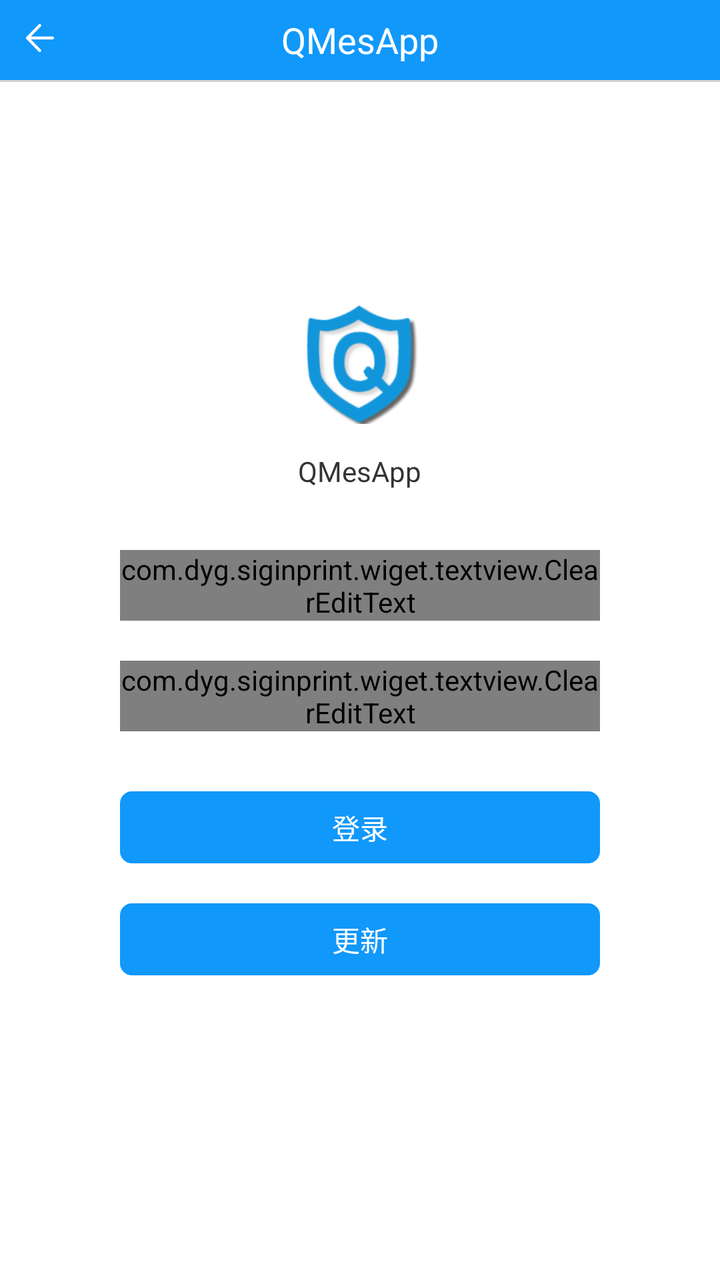
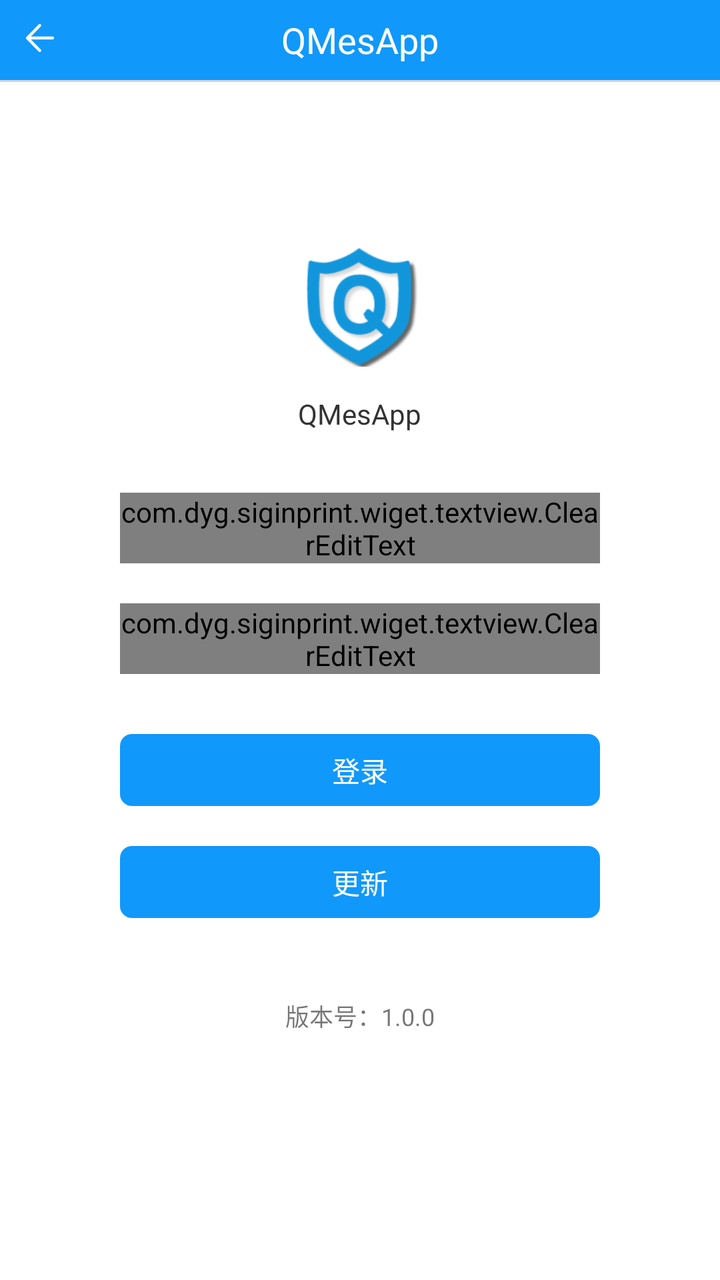

Two renders of the same Android screen: before a commit and after it. Below are the layout's source before the change and the commit's diff.
<!-- AndroidManifest.xml: activity theme TranslucentTheme -->
<!-- res/layout/activity_login.xml -->
<?xml version="1.0" encoding="utf-8"?>
<RelativeLayout xmlns:android="http://schemas.android.com/apk/res/android"
    android:layout_width="match_parent"
    android:layout_height="match_parent"
    android:background="@color/white">
    <include
        android:id="@+id/rl_login"
        layout="@layout/view_title_layout"/>

    <LinearLayout
        android:layout_width="match_parent"
        android:layout_height="wrap_content"
        android:layout_centerInParent="true"
        android:orientation="vertical"
        android:layout_marginLeft="30dp"
        android:layout_marginRight="@dimen/dp_30"
        android:paddingLeft="30dp"
        android:paddingRight="30dp">
        <LinearLayout
            android:layout_width="wrap_content"
            android:layout_height="wrap_content"
            android:layout_gravity="center_horizontal"
            android:layout_marginBottom="30dp"
            android:orientation="vertical">
            <ImageView
                android:layout_width="60dp"
                android:layout_height="60dp"
                android:layout_gravity="center_horizontal"
                android:layout_marginBottom="@dimen/dp_space_col_lg"
                android:src="@mipmap/icon_app"/>
            <TextView
                android:layout_width="wrap_content"
                android:layout_height="wrap_content"
                android:text="@string/app_name"
                android:textSize="@dimen/sp_text_base"
                android:textColor="@color/text"/>
        </LinearLayout>
        <com.dyg.siginprint.wiget.textview.ClearEditText
            android:id="@+id/view_account"
            android:layout_width="match_parent"
            android:layout_height="wrap_content"
            android:layout_marginBottom="20dp"/>
        <com.dyg.siginprint.wiget.textview.ClearEditText
            android:id="@+id/view_password"
            android:layout_width="match_parent"
            android:layout_height="wrap_content"
            android:layout_marginBottom="30dp"/>
        <Button
            android:id="@+id/bt_login"
            android:layout_width="match_parent"
            android:layout_height="36dp"
            android:background="@drawable/frame_fill_blue_6"
            android:text="登录"
            android:textSize="@dimen/sp_text_base"
            android:textColor="@color/white"
            style="?android:attr/borderlessButtonStyle"/>
			
		<Button
            android:id="@+id/btn_direct_download_apk"
            android:layout_width="match_parent"
            android:layout_height="36dp"
            android:background="@drawable/frame_fill_blue_6"
			android:layout_marginTop="20dp"
            android:text="更新"
            android:textSize="@dimen/sp_text_base"
            android:textColor="@color/white"
            style="?android:attr/borderlessButtonStyle"/>
			

    </LinearLayout>
	

</RelativeLayout>
<!-- res/layout/view_title_layout.xml (included above) -->
<?xml version="1.0" encoding="utf-8"?>
<LinearLayout xmlns:android="http://schemas.android.com/apk/res/android"
    xmlns:app="http://schemas.android.com/apk/res-auto"
    android:id="@+id/title_layout"
    android:layout_width="match_parent"
    android:layout_height="wrap_content"
    android:background="@color/colorPrimary"
    android:orientation="vertical">
    <android.support.v7.widget.Toolbar
        android:id="@+id/toolbar"
        android:layout_width="match_parent"
        android:layout_height="40dp"
        android:background="@color/colorPrimary"
        app:titleTextColor="@android:color/white"
        app:contentInsetStart="0dp">

        <RelativeLayout
            android:layout_width="match_parent"
            android:layout_height="40dp"
            android:paddingRight="10dp"
            android:background="@color/colorPrimary"
            >
            <ImageButton
                android:id="@+id/ivfLeft"
                android:layout_width="40dp"
                android:layout_height="38dp"
                android:layout_marginBottom="2dp"
                android:src="@mipmap/btn_back"
                android:background="@color/colorPrimary" />

            <TextView
                android:id="@+id/tvfTitile"
                android:layout_width="wrap_content"
                android:layout_height="40dp"
                android:gravity="center_vertical"
                android:layout_marginTop="@dimen/dp_space_col_base"
                android:text="@string/app_name"
                android:textColor="@color/white"
                android:textSize="@dimen/sp_top_title"
                android:singleLine="true"
                android:ellipsize="end"
                android:layout_centerInParent="true"
                />
            <TextView
                android:id="@+id/tvfRightSet"
                android:layout_width="wrap_content"
                android:minWidth="40dp"
                android:layout_height="match_parent"
                android:layout_alignParentEnd="true"
                android:gravity="center"
                android:textSize="@dimen/sp_text_base"
                android:textColor="@color/white"/>
        </RelativeLayout>
    </android.support.v7.widget.Toolbar>
    <ImageView
        android:layout_width="match_parent"
        android:layout_height="1dp"
        android:layout_alignParentTop="true"
        android:background="#D2D2D2" />
</LinearLayout>
<!-- resources referenced by this layout -->
<resources>
  <color name="colorPrimary">#1198fb</color>
  <color name="text">#333333</color>
  <color name="white">#fff</color>
  <dimen name="dp_30">30dp</dimen>
  <dimen name="dp_space_col_base">10dp</dimen>
  <dimen name="dp_space_col_lg">14dp</dimen>
  <dimen name="sp_text_base">14sp</dimen>
  <dimen name="sp_top_title">18sp</dimen>
  <!-- drawable frame_fill_blue_6 (drawable) -->
  <?xml version="1.0" encoding="utf-8"?>
  <selector xmlns:android="http://schemas.android.com/apk/res/android">
      <item android:state_pressed="false">
          <shape>
              <solid android:color="#ff1198fb" />
              <corners android:radius="6dp" />
          </shape>
      </item>
      <item android:state_pressed="true">
          <shape>
              <solid android:color="#7f1198fb" />
              <corners android:radius="6dp" />
          </shape>
      </item>
      <item>
          <shape>
              <solid android:color="#ff1198fb" />
              <corners android:radius="6dp" />
          </shape>
      </item>
  </selector>
  <!-- mipmap btn_back: png bitmap (mipmap-hdpi, 1249 bytes) -->
  <!-- mipmap icon_app: png bitmap (mipmap-xxhdpi, 13418 bytes) -->
  <string name="app_name">QMesApp</string>
  <style name="TranslucentTheme" parent="Theme.AppCompat.Light.NoActionBar">
      <item name="android:windowTranslucentStatus">false</item>
      <item name="android:windowTranslucentNavigation">false</item>
      <item name="android:screenOrientation">portrait</item>
      <item name="android:windowSoftInputMode">adjustResize|stateAlwaysHidden</item>
      <item name="android:configChanges">orientation|keyboardHidden</item>
      
      <item name="android:statusBarColor">@color/colorPrimary</item>
      <item name="android:windowIsTranslucent">false</item>
      <item name="android:windowDisablePreview">true</item>
  </style>
</resources>

<!-- the commit's change to res/layout/activity_login.xml (unified diff, before → after) -->
@@ -65,6 +65,15 @@
             android:textSize="@dimen/sp_text_base"
             android:textColor="@color/white"
             style="?android:attr/borderlessButtonStyle"/>
+
+		<TextView
+			android:id="@+id/tv_version"
+			android:layout_width="match_parent"
+			android:layout_height="wrap_content"
+			android:layout_marginTop="40dp"
+			android:gravity="center"
+			android:text="版本号：1.0.0"
+			android:textSize="12sp" />
 			
 
     </LinearLayout>
